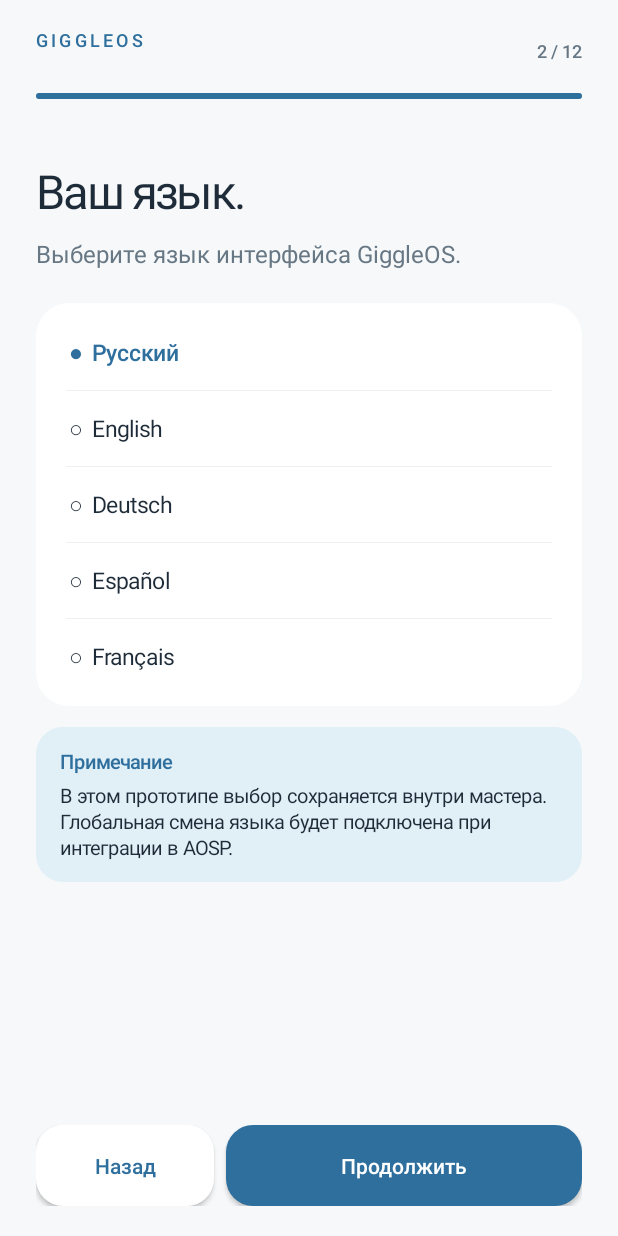
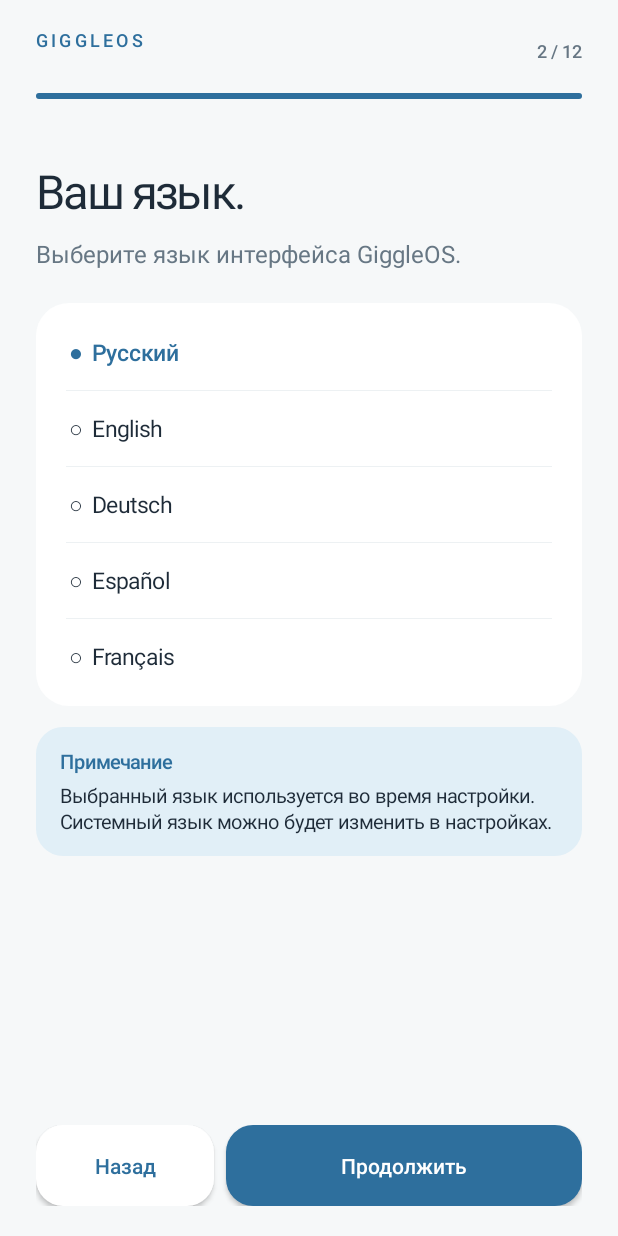
Before and after one commit to s1nnrockk/GiggleOS, an Android app: the screen it shows after launch (MainActivity), after a tap on "Начать", on a phone screen of 412 x 824 dp. Run offline under Robolectric (Android 15) with nearby library versions, the phone set to English and light mode, and no system bars.

Commit message:
Refine Setup Wizard product copy

```diff
--- a/setup/app/src/main/java/org/giggleos/setup/MainActivity.kt
+++ b/setup/app/src/main/java/org/giggleos/setup/MainActivity.kt
@@ -35,7 +35,6 @@ class MainActivity : Activity() {
     private var clockStyle = "Минималистичные часы"
     private var lockChoice = "Настроить позже"
     private var transferFlags = 0
-    private var rustLoaded = false
 
     private external fun nativeNextStep(current: Int): Int
     private external fun nativePreviousStep(current: Int): Int
@@ -54,9 +53,11 @@ class MainActivity : Activity() {
 
     override fun onCreate(savedInstanceState: Bundle?) {
         super.onCreate(savedInstanceState)
-        rustLoaded = try {
-            nativeSha256("giggleos").length == 64
-        } catch (_: UnsatisfiedLinkError) { false }
+        try {
+            nativeSha256("giggleos")
+        } catch (_: UnsatisfiedLinkError) {
+            // The Kotlin path remains available until the native library is packaged.
+        }
 
         val prefs = getSharedPreferences("giggle_setup", MODE_PRIVATE)
         if (prefs.getBoolean("setup_complete", false)) {
@@ -206,7 +207,7 @@ class MainActivity : Activity() {
                 body.addView(choiceList(body, listOf("Русский", "English", "Deutsch", "Español", "Français"), localeChoice) {
                     localeChoice = it; persist(); render()
                 })
-                body.addView(note("Примечание", "В этом прототипе выбор сохраняется внутри мастера. Глобальная смена языка будет подключена при интеграции в AOSP."))
+                body.addView(note("Примечание", "Выбранный язык используется во время настройки. Системный язык можно будет изменить в настройках."))
             }
             2 -> {
                 hero(body, "Регион и время.", "Используем региональные форматы даты, времени и чисел.")
@@ -251,7 +252,7 @@ class MainActivity : Activity() {
                 })
                 if (sourceChoice != "new") {
                     body.addView(space(10))
-                    body.addView(note("Выбор данных", "В будущем здесь появится защищённое соединение между устройствами. Сейчас реальный приём и копирование данных ещё не реализованы."))
+                    body.addView(note("Выбор данных", "Перенос с выбранного устройства пока недоступен. Вы можете продолжить настройку без переноса."))
                     body.addView(transferCategoryChecks(body))
                 } else {
                     body.addView(note("Чистый старт", "На телефон не будут переноситься данные со старого устройства."))
@@ -292,7 +293,7 @@ class MainActivity : Activity() {
                 body.addView(choiceList(body, listOf("Показывать содержимое", "Скрывать личные данные", "Не показывать"), notificationPrivacy) {
                     notificationPrivacy = it; persist(); render()
                 })
-                body.addView(note("Персонализация", "Выборы сохраняются в мастере. Применение к настоящему экрану блокировки подключается через System UI."))
+                body.addView(note("Персонализация", "Предпросмотр показывает выбранный стиль. Настройки экрана блокировки можно будет открыть отдельно."))
             }
             9 -> {
                 hero(body, "Настройте ощущения.", "Выберите тему и способ навигации.")
@@ -334,9 +335,9 @@ class MainActivity : Activity() {
             }
             11 -> {
                 hero(body, "Всё готово.", "Добро пожаловать в GiggleOS.")
-                body.addView(infoCard("Ваш телефон готов к настройке рабочего стола.", "Это завершает демонстрационный мастер. Для системного первого запуска потребуется интеграция Setup Wizard в сборку AOSP."))
+                body.addView(infoCard("Ваш телефон готов к настройке рабочего стола.", "Первоначальная настройка завершена. Выбранные параметры сохранены."))
                 body.addView(space(14))
-                body.addView(note("Статус", if (rustLoaded) "Rust core подключён." else "Интерфейс работает в режиме Kotlin fallback. Rust core подключается после сборки NDK-библиотеки."))
+                body.addView(note("Готово", "Все шаги настройки пройдены. Можно переходить к использованию телефона."))
             }
         }
     }
```
